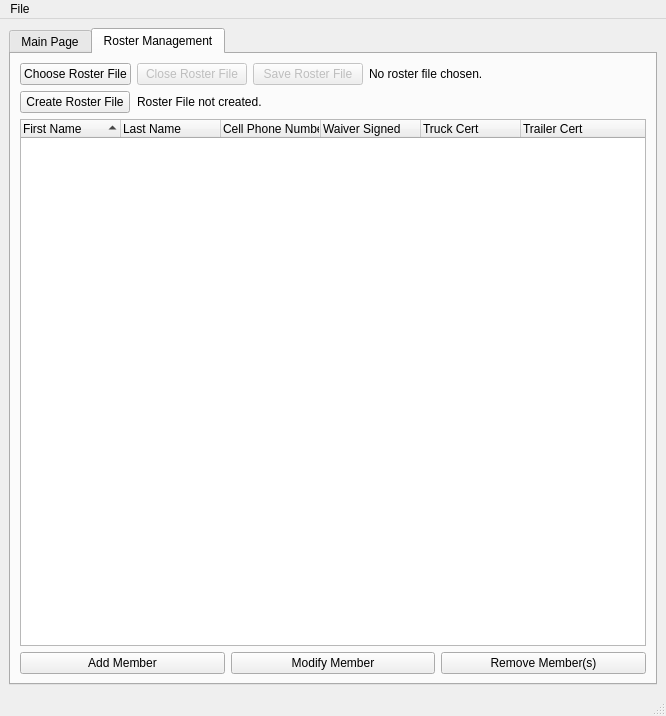
Qt form homepage_export.ui (concordia-fsae/testing_doc_maker) before a commit.
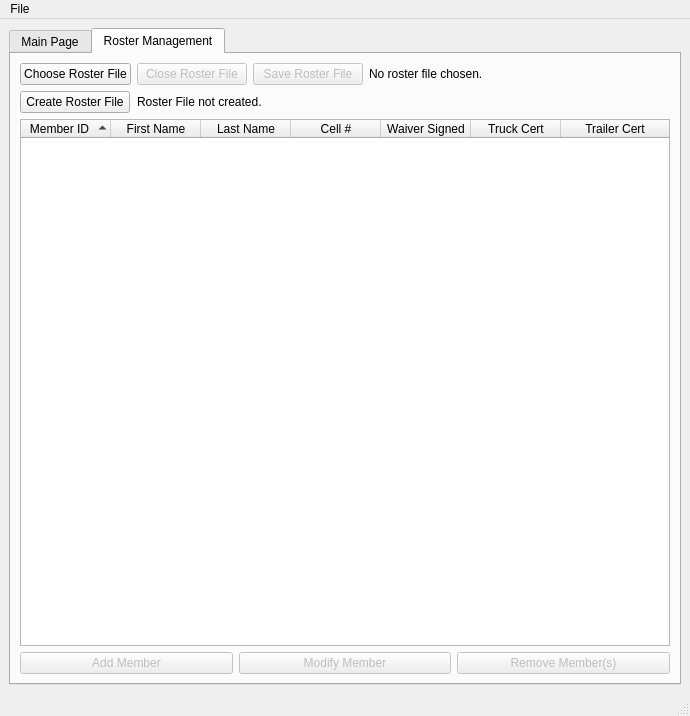
The same form after that commit. The open tabs and pages were chosen to show the change.

```diff
--- a/homepage_export.ui
+++ b/homepage_export.ui
@@ -6,7 +6,7 @@
    <rect>
     <x>0</x>
     <y>0</y>
-    <width>666</width>
+    <width>690</width>
     <height>716</height>
    </rect>
   </property>
@@ -1069,62 +1069,109 @@
             <height>0</height>
            </size>
           </property>
+          <property name="alternatingRowColors">
+           <bool>true</bool>
+          </property>
           <property name="selectionMode">
            <enum>QAbstractItemView::MultiSelection</enum>
           </property>
           <property name="sortingEnabled">
            <bool>true</bool>
           </property>
+          <attribute name="headerCascadingSectionResizes">
+           <bool>true</bool>
+          </attribute>
+          <attribute name="headerDefaultSectionSize">
+           <number>90</number>
+          </attribute>
+          <attribute name="headerHighlightSections">
+           <bool>false</bool>
+          </attribute>
+          <column>
+           <property name="text">
+            <string>Member ID</string>
+           </property>
+           <property name="textAlignment">
+            <set>AlignCenter</set>
+           </property>
+          </column>
           <column>
            <property name="text">
             <string>First Name</string>
            </property>
+           <property name="textAlignment">
+            <set>AlignCenter</set>
+           </property>
           </column>
           <column>
            <property name="text">
             <string>Last Name</string>
            </property>
+           <property name="textAlignment">
+            <set>AlignCenter</set>
+           </property>
           </column>
           <column>
            <property name="text">
-            <string>Cell Phone Number</string>
+            <string>Cell #</string>
+           </property>
+           <property name="textAlignment">
+            <set>AlignCenter</set>
            </property>
           </column>
           <column>
            <property name="text">
             <string>Waiver Signed</string>
            </property>
+           <property name="textAlignment">
+            <set>AlignCenter</set>
+           </property>
           </column>
           <column>
            <property name="text">
             <string>Truck Cert</string>
            </property>
+           <property name="textAlignment">
+            <set>AlignCenter</set>
+           </property>
           </column>
           <column>
            <property name="text">
             <string>Trailer Cert</string>
            </property>
+           <property name="textAlignment">
+            <set>AlignCenter</set>
+           </property>
           </column>
          </widget>
         </item>
         <item row="2" column="0">
          <layout class="QHBoxLayout" name="horizontalLayout">
           <item>
-           <widget class="QPushButton" name="pushButton">
+           <widget class="QPushButton" name="btn_add_member">
+            <property name="enabled">
+             <bool>false</bool>
+            </property>
             <property name="text">
              <string>Add Member</string>
             </property>
            </widget>
           </item>
           <item>
-           <widget class="QPushButton" name="pushButton_2">
+           <widget class="QPushButton" name="btn_modify_member">
+            <property name="enabled">
+             <bool>false</bool>
+            </property>
             <property name="text">
              <string>Modify Member</string>
             </property>
            </widget>
           </item>
           <item>
-           <widget class="QPushButton" name="pushButton_3">
+           <widget class="QPushButton" name="btn_remove_member">
+            <property name="enabled">
+             <bool>false</bool>
+            </property>
             <property name="text">
              <string>Remove Member(s)</string>
             </property>
@@ -1143,7 +1190,7 @@
     <rect>
      <x>0</x>
      <y>0</y>
-     <width>666</width>
+     <width>690</width>
      <height>21</height>
     </rect>
    </property>
```
Left out of the diff: 41 changed lines with no effect on the pictures.
